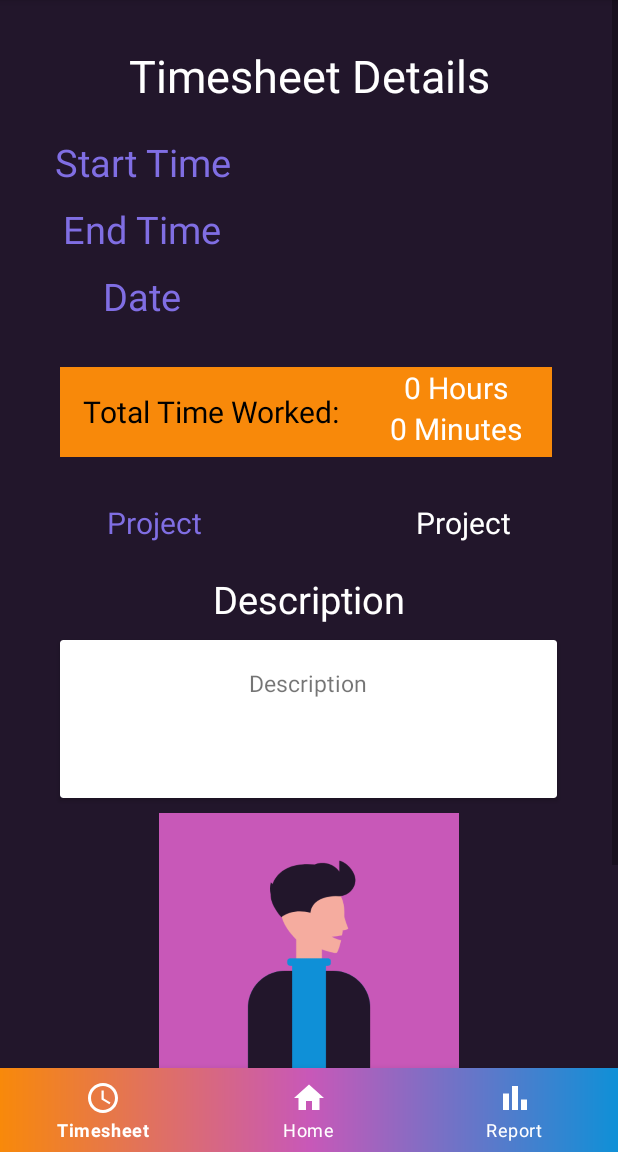
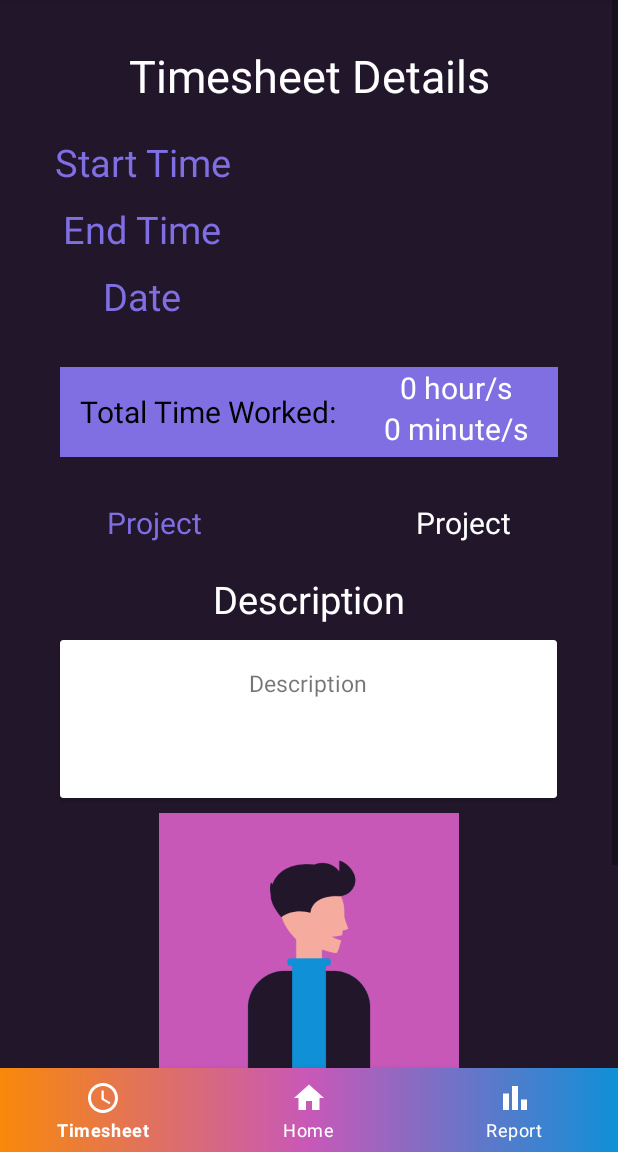
Before and after one commit to KrystelleR/Chronos-Android-Application, an Android app: the timesheetDetails screen opened directly, with no data from a screen before it, on a phone screen of 412 x 824 dp, the part 84-1236 px from its top. Run offline under Robolectric (Android 15) with nearby library versions, the phone set to English and light mode, and no system bars; 11 statements that could not run were skipped.

Commit message:
fixed minor errors

```diff
--- a/app/src/main/java/com/example/opsc7311_poe_group20/timesheetDetails.kt
+++ b/app/src/main/java/com/example/opsc7311_poe_group20/timesheetDetails.kt
@@ -35,6 +35,17 @@ class timesheetDetails : AppCompatActivity() {
 
         val theDate = findViewById<TextView>(R.id.dateview)
         theDate.text = formattedDate
+
+        val theHours = findViewById<TextView>(R.id.hours)
+        val theMinutes = findViewById<TextView>(R.id.minutes)
+
+        val duration = Timesheetobj.timesheetlist[Home.clickedItemPosition].duration
+
+        val totalHours: Int = duration / 60
+        val totalMinutes: Int = duration % 60
+
+        theHours.text = totalHours.toString() + " hour/s"
+        theMinutes.text = totalMinutes.toString() + " minute/s"
 
         val project = findViewById<TextView>(R.id.selecedProjecttxt)
         project.text = Timesheetobj.timesheetlist[Home.clickedItemPosition].projectName
--- a/app/src/main/res/layout/activity_timesheet_details.xml
+++ b/app/src/main/res/layout/activity_timesheet_details.xml
@@ -148,7 +148,7 @@
                     android:layout_marginLeft="40dp"
                     android:layout_marginTop="10dp"
                     android:layout_marginRight="40dp"
-                    android:background="@color/orange"
+                    android:background="@color/blue_purple"
                     android:orientation="horizontal">
 
                     <TextView
```
Also changed, not shown: app/src/main/java/com/example/opsc7311_poe_group20/Home.kt (+16 -1 lines).
